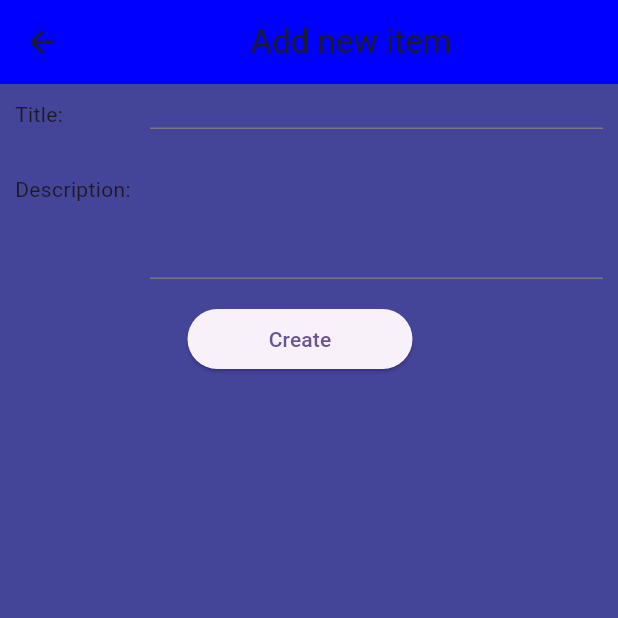
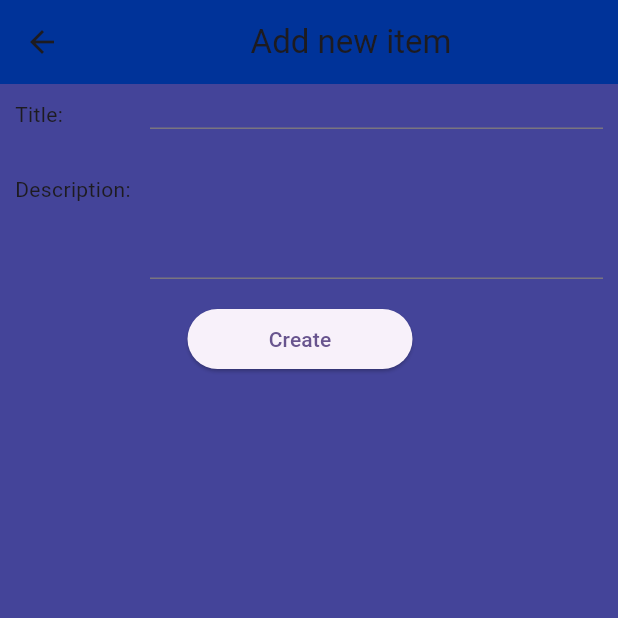
Before and after one commit to RafaelBertani/notes_flutter, a Flutter app: the screen it shows after launch, after a tap on the "add" icon, on a phone screen of 412 x 824 dp, the top half of it. Run offline on Flutter 3.47's test engine with Material 3 defaults, Android fonts, the phone set to English and light mode, and no system bars.

Commit message:
third commit

```diff
--- a/lib/Add_Item_Page.dart
+++ b/lib/Add_Item_Page.dart
@@ -50,7 +50,7 @@ class _Add_Item_PageState extends State<Add_Item_Page> {
 
     return Scaffold(
       appBar: AppBar(
-        backgroundColor: const Color(0xFF0000FF),
+        backgroundColor: const Color(0xFF003399),
         title: const Center(
           child: Text('Add new item'),
         ),
--- a/lib/Item.dart
+++ b/lib/Item.dart
@@ -27,7 +27,7 @@ class _ItemState extends State<Item> {
       //item
       width: widget.width * 0.9,
       height: widget.height * 0.2,
-      color: const Color(0xFF0000FF),
+      color: const Color(0xFF003399),
       child: Stack(
         children: [
           Positioned(
--- a/lib/main.dart
+++ b/lib/main.dart
@@ -25,7 +25,7 @@ class _VerticalScrollViewState extends State<VerticalScrollView> {
 
     return Scaffold(
       appBar: AppBar(
-        backgroundColor: const Color(0xFF0000FF),
+        backgroundColor: const Color(0xFF003399),
         title: const Center(child: Text('Notes')),
       ),
       backgroundColor: const Color(0xFF444499),
```
